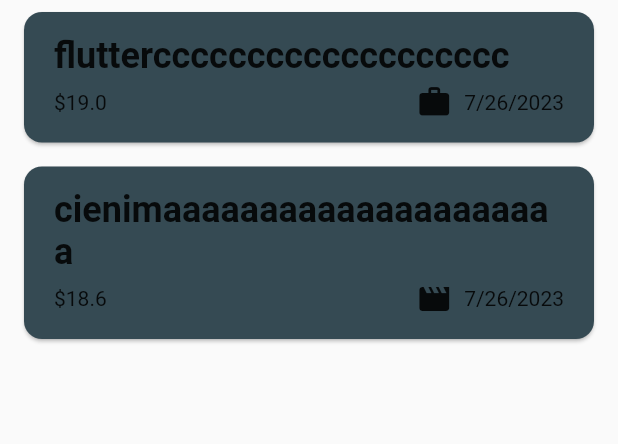
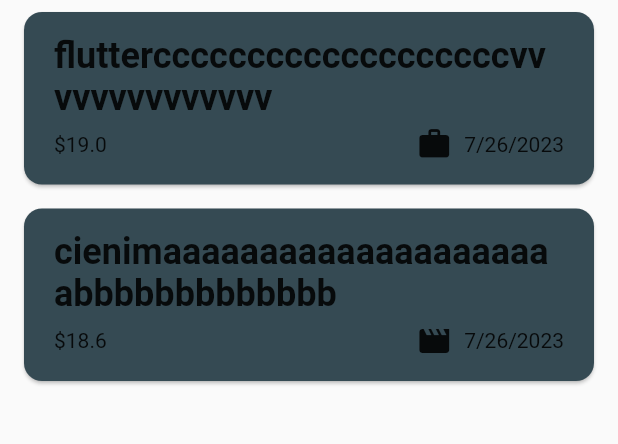
Before and after one commit to veeraj321/testing, a Flutter app: the screen it shows after launch, on a phone screen of 412 x 824 dp, the part 108-552 px from its top. Run offline on Flutter 3.47's test engine with Material 2 defaults, Android fonts, the phone set to English and light mode, and no system bars.

Commit message:
same changes

```diff
--- a/tracker/lib/widget/expence_list/expanetracker.dart
+++ b/tracker/lib/widget/expence_list/expanetracker.dart
@@ -14,12 +14,12 @@ class Expenses extends StatefulWidget {
 class _ExpensesState extends State<Expenses> {
   final List<Expence> _registerExpenses = [
     Expence(
-        title: "flutterccccccccccccccccccc",
+        title: "fluttercccccccccccccccccccvvvvvvvvvvvvvv",
         amount: 19.0,
         date: DateTime.now(),
         category: Category.work),
     Expence(
-        title: "cienimaaaaaaaaaaaaaaaaaaaaa",
+        title: "cienimaaaaaaaaaaaaaaaaaaaaabbbbbbbbbbbbb",
         amount: 18.6,
         date: DateTime.now(),
         category: Category.lesisure),
```
